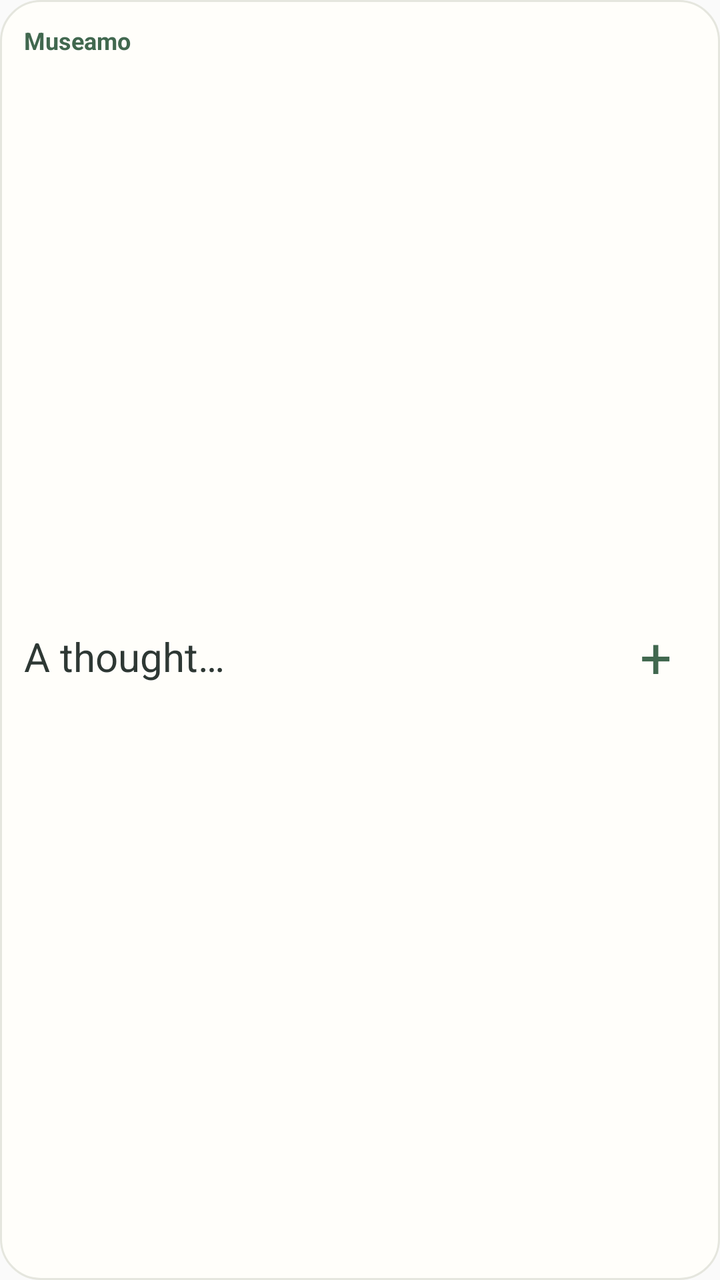
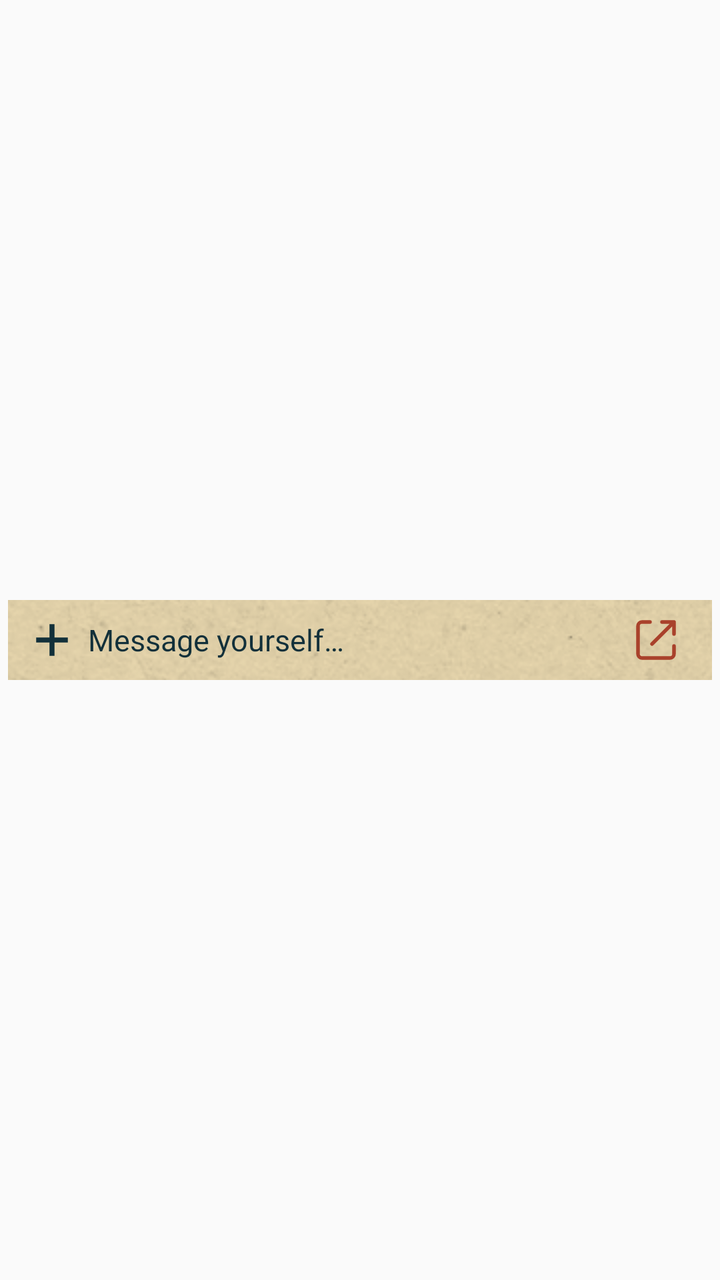

Before-and-after screenshots of an Android layout around one commit, followed by the original layout XML and the change that was made.
<!-- AndroidManifest.xml: application theme AppTheme -->
<!-- res/layout/capture_widget.xml -->
<?xml version="1.0" encoding="utf-8"?>
<LinearLayout xmlns:android="http://schemas.android.com/apk/res/android" android:layout_width="match_parent" android:layout_height="match_parent" android:orientation="vertical" android:padding="12dp" android:background="@drawable/widget_background">
    <TextView android:id="@+id/widget_label" android:layout_width="match_parent" android:layout_height="wrap_content" android:text="@string/app_name" android:textColor="@color/widget_accent" android:textSize="12sp" android:textStyle="bold" android:maxLines="1" android:ellipsize="end" />
    <LinearLayout android:id="@+id/widget_capture" android:layout_width="match_parent" android:layout_height="0dp" android:layout_weight="1" android:orientation="horizontal" android:gravity="center_vertical" android:contentDescription="@string/capture_thought">
        <TextView android:id="@+id/widget_prompt" android:layout_width="0dp" android:layout_height="wrap_content" android:layout_weight="1" android:text="@string/thought_prompt" android:textColor="@color/widget_text" android:textSize="20sp" android:maxLines="1" android:ellipsize="end" />
        <TextView android:layout_width="40dp" android:layout_height="40dp" android:gravity="center" android:text="+" android:textColor="@color/widget_accent" android:textSize="28sp" android:importantForAccessibility="no" />
    </LinearLayout>
    <RelativeLayout android:id="@+id/widget_picker" android:layout_width="match_parent" android:layout_height="44dp" android:visibility="gone">
        <TextView android:id="@+id/widget_picker_arrow" android:layout_width="28dp" android:layout_height="match_parent" android:layout_alignParentEnd="true" android:gravity="center" android:text="@string/picker_arrow" android:textColor="@color/widget_accent" android:textSize="18sp" android:importantForAccessibility="no" />
        <TextView android:id="@+id/widget_picker_text" android:layout_width="match_parent" android:layout_height="match_parent" android:layout_toStartOf="@id/widget_picker_arrow" android:gravity="center_vertical" android:text="@string/no_tag" android:textColor="@color/widget_accent" android:textSize="13sp" android:maxLines="1" android:ellipsize="end" />
    </RelativeLayout>
</LinearLayout>
<!-- resources referenced by this layout -->
<resources>
  <color name="widget_accent">#41684F</color>
  <color name="widget_text">#2E3834</color>
  <!-- drawable widget_background (drawable) -->
  <?xml version="1.0" encoding="utf-8"?>
  <shape xmlns:android="http://schemas.android.com/apk/res/android"><solid android:color="@color/widget_background"/><corners android:radius="20dp"/><stroke android:width="1dp" android:color="@color/widget_border"/></shape>
  <string name="app_name">Museamo</string>
  <string name="capture_thought">Capture a thought</string>
  <string name="no_tag">No tag</string>
  <string name="picker_arrow">▾</string>
  <string name="thought_prompt">A thought…</string>
  <style name="AppTheme" parent="Theme.AppCompat.DayNight.NoActionBar">
          
          <item name="colorPrimary">@color/colorPrimary</item>
          <item name="colorPrimaryDark">@color/colorPrimaryDark</item>
          <item name="colorAccent">@color/colorAccent</item>
      </style>
  <color name="widget_background">#FFFEFA</color>
  <color name="widget_border">#E5E6DE</color>
</resources>

<!-- the commit's change to res/layout/capture_widget.xml (unified diff, before → after) -->
@@ -1,12 +1,15 @@
 <?xml version="1.0" encoding="utf-8"?>
-<LinearLayout xmlns:android="http://schemas.android.com/apk/res/android" android:layout_width="match_parent" android:layout_height="match_parent" android:orientation="vertical" android:padding="12dp" android:background="@drawable/widget_background">
-    <TextView android:id="@+id/widget_label" android:layout_width="match_parent" android:layout_height="wrap_content" android:text="@string/app_name" android:textColor="@color/widget_accent" android:textSize="12sp" android:textStyle="bold" android:maxLines="1" android:ellipsize="end" />
-    <LinearLayout android:id="@+id/widget_capture" android:layout_width="match_parent" android:layout_height="0dp" android:layout_weight="1" android:orientation="horizontal" android:gravity="center_vertical" android:contentDescription="@string/capture_thought">
-        <TextView android:id="@+id/widget_prompt" android:layout_width="0dp" android:layout_height="wrap_content" android:layout_weight="1" android:text="@string/thought_prompt" android:textColor="@color/widget_text" android:textSize="20sp" android:maxLines="1" android:ellipsize="end" />
-        <TextView android:layout_width="40dp" android:layout_height="40dp" android:gravity="center" android:text="+" android:textColor="@color/widget_accent" android:textSize="28sp" android:importantForAccessibility="no" />
-    </LinearLayout>
-    <RelativeLayout android:id="@+id/widget_picker" android:layout_width="match_parent" android:layout_height="44dp" android:visibility="gone">
-        <TextView android:id="@+id/widget_picker_arrow" android:layout_width="28dp" android:layout_height="match_parent" android:layout_alignParentEnd="true" android:gravity="center" android:text="@string/picker_arrow" android:textColor="@color/widget_accent" android:textSize="18sp" android:importantForAccessibility="no" />
-        <TextView android:id="@+id/widget_picker_text" android:layout_width="match_parent" android:layout_height="match_parent" android:layout_toStartOf="@id/widget_picker_arrow" android:gravity="center_vertical" android:text="@string/no_tag" android:textColor="@color/widget_accent" android:textSize="13sp" android:maxLines="1" android:ellipsize="end" />
-    </RelativeLayout>
+<LinearLayout xmlns:android="http://schemas.android.com/apk/res/android" android:layout_width="match_parent" android:layout_height="match_parent" android:orientation="horizontal" android:gravity="center_vertical" android:padding="4dp">
+ <LinearLayout android:layout_width="match_parent" android:layout_height="40dp" android:minHeight="40dp" android:orientation="horizontal" android:gravity="center_vertical" android:background="@drawable/widget_background" android:paddingStart="12dp" android:paddingEnd="8dp">
+  <LinearLayout android:id="@+id/widget_capture" android:layout_width="0dp" android:layout_weight="1" android:layout_height="40dp" android:orientation="horizontal" android:gravity="center_vertical" android:contentDescription="@string/capture_thought">
+   <ImageView android:id="@+id/widget_capture_icon" android:layout_width="20dp" android:layout_height="20dp" android:layout_marginEnd="8dp" android:src="@drawable/paper_plus" android:importantForAccessibility="no" android:contentDescription="@null"/>
+   <TextView android:id="@+id/widget_label" android:layout_width="0dp" android:layout_weight="1" android:layout_height="match_parent" android:gravity="center_vertical" android:text="@string/thought_prompt" android:textColor="@color/widget_text" android:textSize="15sp" android:maxLines="1" android:ellipsize="end"/>
+   <TextView android:id="@+id/widget_prompt" android:layout_width="0dp" android:layout_height="0dp" android:visibility="gone"/>
+  </LinearLayout>
+  <LinearLayout android:id="@+id/widget_picker" android:layout_width="wrap_content" android:layout_height="40dp" android:orientation="horizontal" android:gravity="center" android:paddingStart="8dp" android:paddingEnd="4dp" android:visibility="gone">
+   <TextView android:id="@+id/widget_picker_text" android:layout_width="wrap_content" android:layout_height="match_parent" android:maxWidth="100dp" android:gravity="center_vertical" android:text="@string/no_tag" android:textColor="@color/widget_text" android:textSize="13sp" android:maxLines="1" android:ellipsize="end"/>
+   <ImageView android:id="@+id/widget_picker_arrow" android:layout_width="20dp" android:layout_height="20dp" android:padding="3dp" android:src="@drawable/paper_down" android:importantForAccessibility="no" android:contentDescription="@null"/>
+  </LinearLayout>
+  <ImageButton android:id="@+id/widget_open_app" android:layout_width="40dp" android:layout_height="40dp" android:padding="10dp" android:background="@android:color/transparent" android:src="@drawable/widget_open_app" android:contentDescription="@string/open_app"/>
+ </LinearLayout>
 </LinearLayout>
<!-- resource entries referenced after the edit -->
@@ -1,22 +1,34 @@
 <!-- resources referenced by this layout -->
 <resources>
-  <color name="widget_accent">#41684F</color>
-  <color name="widget_text">#2E3834</color>
+  <color name="widget_text">#12303A</color>
+  <!-- drawable paper_down (drawable) -->
+  <vector xmlns:android="http://schemas.android.com/apk/res/android" android:width="22dp" android:height="22dp" android:viewportWidth="96" android:viewportHeight="96">
+  <path android:fillColor="@color/widget_text" android:pathData="m11 29 37 37 37-37-10-10-27 27-27-27z"/></vector>
+  <!-- drawable paper_plus (drawable) -->
+  <vector xmlns:android="http://schemas.android.com/apk/res/android" android:width="22dp" android:height="22dp" android:viewportWidth="96" android:viewportHeight="96">
+  <path android:fillColor="@color/widget_text" android:pathData="M42,10h12v76h-12z"/>
+  <path android:fillColor="@color/widget_text" android:pathData="M10,42h76v12h-76z"/></vector>
   <!-- drawable widget_background (drawable) -->
-  <?xml version="1.0" encoding="utf-8"?>
-  <shape xmlns:android="http://schemas.android.com/apk/res/android"><solid android:color="@color/widget_background"/><corners android:radius="20dp"/><stroke android:width="1dp" android:color="@color/widget_border"/></shape>
-  <string name="app_name">Museamo</string>
-  <string name="capture_thought">Capture a thought</string>
+  <layer-list xmlns:android="http://schemas.android.com/apk/res/android">
+   <item><shape><solid android:color="@color/widget_background"/></shape></item>
+   <item><bitmap android:src="@drawable/paper_shading" android:tileMode="repeat"/></item>
+  </layer-list>
+  <!-- drawable widget_open_app (drawable) -->
+  <vector xmlns:android="http://schemas.android.com/apk/res/android" android:width="24dp" android:height="24dp" android:viewportWidth="24" android:viewportHeight="24">
+   <path android:fillColor="@android:color/transparent" android:strokeColor="@color/widget_accent" android:strokeWidth="1.8" android:strokeLineCap="round" android:strokeLineJoin="round" android:pathData="M15,3h6v6M10,14L21,3M9,3H5a2,2 0,0 0,-2,2v14a2,2 0,0 0,2,2h14a2,2 0,0 0,2,-2v-4"/>
+  </vector>
+  <string name="capture_thought">Message yourself</string>
   <string name="no_tag">No tag</string>
-  <string name="picker_arrow">▾</string>
-  <string name="thought_prompt">A thought…</string>
+  <string name="open_app">Open Museamo</string>
+  <string name="thought_prompt">Message yourself…</string>
   <style name="AppTheme" parent="Theme.AppCompat.DayNight.NoActionBar">
           
           <item name="colorPrimary">@color/colorPrimary</item>
           <item name="colorPrimaryDark">@color/colorPrimaryDark</item>
           <item name="colorAccent">@color/colorAccent</item>
       </style>
-  <color name="widget_background">#FFFEFA</color>
-  <color name="widget_border">#E5E6DE</color>
+  <color name="widget_background">#E7D6AD</color>
+  <!-- drawable paper_shading: webp bitmap (drawable-mdpi, 244812 bytes) -->
+  <color name="widget_accent">#A9412B</color>
 </resources>
 
